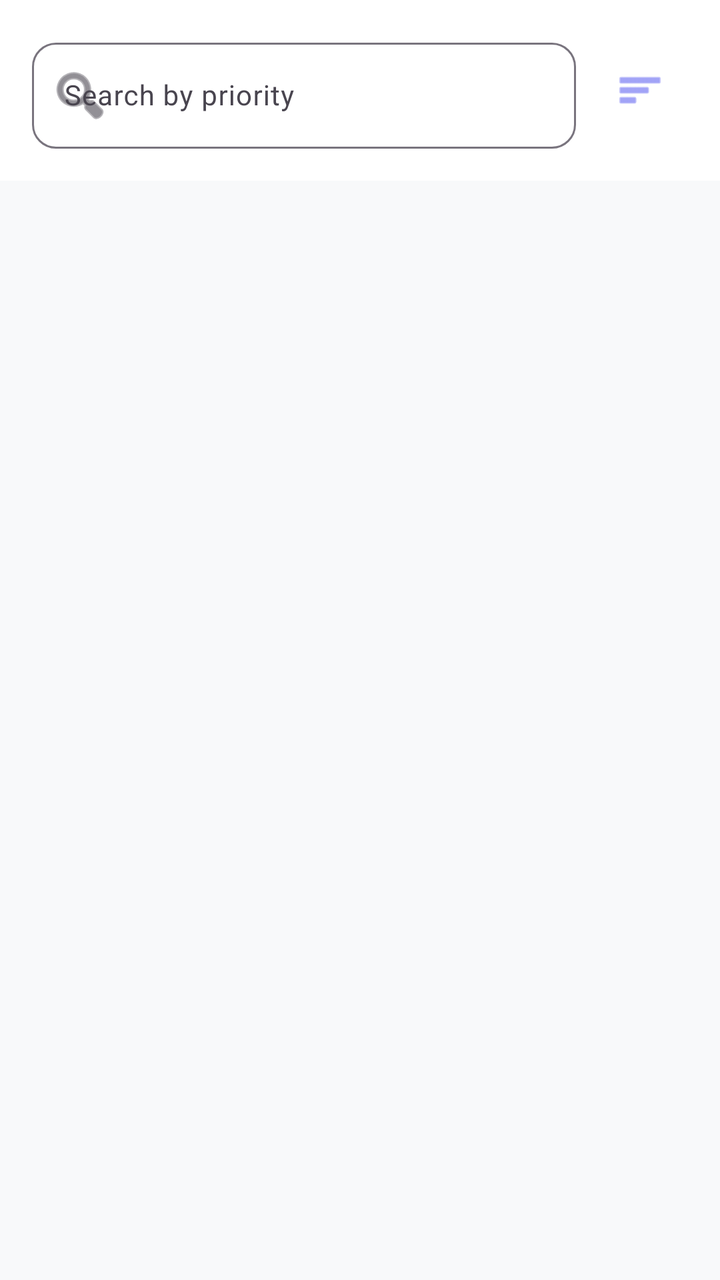
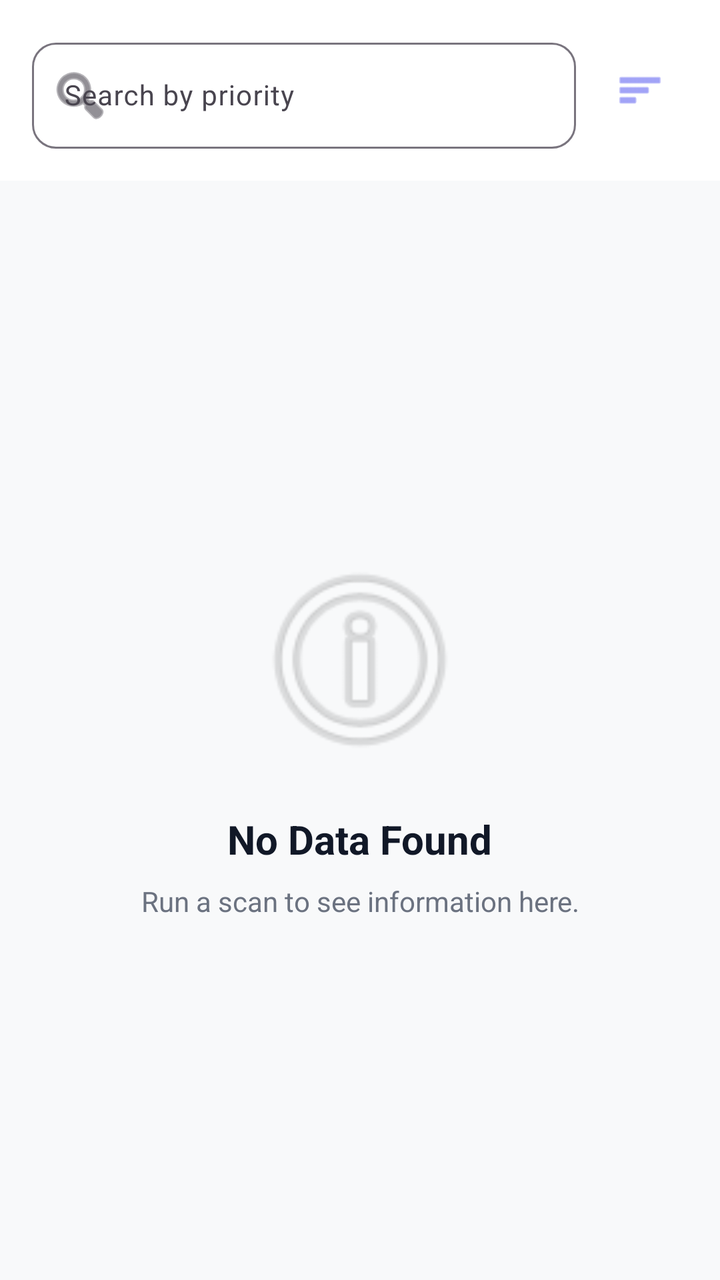

Before-and-after screenshots of an Android layout around one commit, followed by the original layout XML and the change that was made.
<!-- AndroidManifest.xml: application theme Theme.HealthChecker -->
<!-- res/layout/fragment_issues.xml -->
<?xml version="1.0" encoding="utf-8"?>
<LinearLayout xmlns:android="http://schemas.android.com/apk/res/android"
    android:layout_width="match_parent"
    android:layout_height="match_parent"
    android:orientation="vertical"
    android:background="@color/md_theme_light_background">

    
    <include layout="@layout/component_search_bar" />

    
    <androidx.recyclerview.widget.RecyclerView
        android:id="@+id/recyclerViewIssues"
        android:layout_width="match_parent"
        android:layout_height="match_parent"
        android:padding="8dp"/>
</LinearLayout>
<!-- res/layout/component_search_bar.xml (included above) -->
<?xml version="1.0" encoding="utf-8"?>
<LinearLayout xmlns:android="http://schemas.android.com/apk/res/android"
    xmlns:app="http://schemas.android.com/apk/res-auto"
    android:layout_width="match_parent"
    android:layout_height="wrap_content"
    android:orientation="horizontal"
    android:padding="16dp"
    android:gravity="center_vertical"
    android:background="@color/white">

    
    <com.google.android.material.textfield.TextInputLayout
        android:layout_width="0dp"
        android:layout_height="wrap_content"
        android:layout_weight="1"
        android:hint="Search by priority"
        app:startIconDrawable="@android:drawable/ic_menu_search"
        app:boxBackgroundMode="outline"
        app:boxCornerRadiusTopStart="12dp"
        app:boxCornerRadiusTopEnd="12dp"
        app:boxCornerRadiusBottomStart="12dp"
        app:boxCornerRadiusBottomEnd="12dp">

        <com.google.android.material.textfield.TextInputEditText
            android:id="@+id/searchInput"
            android:layout_width="match_parent"
            android:layout_height="wrap_content"
            android:inputType="text"
            android:textSize="14sp"/>
    </com.google.android.material.textfield.TextInputLayout>

    
    <ImageView
        android:id="@+id/btnFilter"
        android:layout_width="48dp"
        android:layout_height="48dp"
        android:src="@android:drawable/ic_menu_sort_by_size"
        android:background="?attr/selectableItemBackgroundBorderless"
        android:padding="12dp"
        android:tint="@color/premium_primary"
        android:layout_marginStart="8dp"
        android:contentDescription="Filter"/>
</LinearLayout>
<!-- resources referenced by this layout -->
<resources>
  <color name="md_theme_light_background">#F8F9FA</color>
  <color name="premium_primary">#6366F1</color>
  <color name="white">#FFFFFF</color>
  <style name="Theme.HealthChecker" parent="Theme.Material3.Light">
          <item name="colorPrimary">@color/md_theme_light_primary</item>
          <item name="colorOnPrimary">@color/md_theme_light_onPrimary</item>
          <item name="colorPrimaryContainer">@color/md_theme_light_primaryContainer</item>
          <item name="colorOnPrimaryContainer">@color/md_theme_light_onPrimaryContainer</item>
          <item name="colorSecondary">@color/md_theme_light_secondary</item>
          <item name="colorOnSecondary">@color/md_theme_light_onSecondary</item>
          <item name="colorSecondaryContainer">@color/md_theme_light_secondaryContainer</item>
          <item name="colorOnSecondaryContainer">@color/md_theme_light_onSecondaryContainer</item>
          <item name="colorTertiary">@color/md_theme_light_tertiary</item>
          <item name="colorOnTertiary">@color/md_theme_light_onTertiary</item>
          <item name="colorTertiaryContainer">@color/md_theme_light_tertiaryContainer</item>
          <item name="colorOnTertiaryContainer">@color/md_theme_light_onTertiaryContainer</item>
          <item name="colorError">@color/md_theme_light_error</item>
          <item name="colorOnError">@color/md_theme_light_onError</item>
          <item name="colorErrorContainer">@color/md_theme_light_errorContainer</item>
          <item name="colorOnErrorContainer">@color/md_theme_light_onErrorContainer</item>
          <item name="colorOutline">@color/md_theme_light_outline</item>
          <item name="android:colorBackground">@color/md_theme_light_background</item>
          <item name="colorOnBackground">@color/md_theme_light_onBackground</item>
          <item name="colorSurface">@color/md_theme_light_surface</item>
          <item name="colorOnSurface">@color/md_theme_light_onSurface</item>
          <item name="colorSurfaceVariant">@color/md_theme_light_surfaceVariant</item>
          <item name="colorOnSurfaceVariant">@color/md_theme_light_onSurfaceVariant</item>
      </style>
  <color name="md_theme_light_primary">#6750A4</color>
  <color name="md_theme_light_onPrimary">#FFFFFF</color>
  <color name="md_theme_light_primaryContainer">#EADDFF</color>
  <color name="md_theme_light_onPrimaryContainer">#21005D</color>
  <color name="md_theme_light_secondary">#625B71</color>
  <color name="md_theme_light_onSecondary">#FFFFFF</color>
  <color name="md_theme_light_secondaryContainer">#E8DEF8</color>
  <color name="md_theme_light_onSecondaryContainer">#1D192B</color>
  <color name="md_theme_light_tertiary">#7D5260</color>
  <color name="md_theme_light_onTertiary">#FFFFFF</color>
  <color name="md_theme_light_tertiaryContainer">#FFD8E4</color>
  <color name="md_theme_light_onTertiaryContainer">#31111D</color>
  <color name="md_theme_light_error">#B3261E</color>
  <color name="md_theme_light_onError">#FFFFFF</color>
  <color name="md_theme_light_errorContainer">#F9DEDC</color>
  <color name="md_theme_light_onErrorContainer">#410E0B</color>
  <color name="md_theme_light_outline">#79747E</color>
  <color name="md_theme_light_onBackground">#1F2937</color>
  <color name="md_theme_light_surface">#FFFBFE</color>
  <color name="md_theme_light_onSurface">#1C1B1F</color>
  <color name="md_theme_light_surfaceVariant">#E7E0EC</color>
  <color name="md_theme_light_onSurfaceVariant">#49454F</color>
</resources>

<!-- the commit's change to res/layout/fragment_issues.xml (unified diff, before → after) -->
@@ -13,7 +13,13 @@
         android:id="@+id/recyclerViewIssues"
         android:layout_width="match_parent"
         android:layout_height="match_parent"
+        android:visibility="gone"
         android:padding="8dp"/>
+
+    
+    <include
+        android:id="@+id/layoutEmptyState"
+        layout="@layout/component_empty_state" />
 </LinearLayout>
 <!-- res/layout/component_search_bar.xml (included above) -->
 <?xml version="1.0" encoding="utf-8"?>
@@ -59,3 +65,39 @@
         android:layout_marginStart="8dp"
         android:contentDescription="Filter"/>
 </LinearLayout>
+<!-- res/layout/component_empty_state.xml (included above) -->
+<?xml version="1.0" encoding="utf-8"?>
+<LinearLayout xmlns:android="http://schemas.android.com/apk/res/android"
+    android:layout_width="match_parent"
+    android:layout_height="match_parent"
+    android:gravity="center"
+    android:orientation="vertical"
+    android:padding="32dp">
+
+    <ImageView
+        android:id="@+id/ivEmptyIcon"
+        android:layout_width="120dp"
+        android:layout_height="120dp"
+        android:alpha="0.3"
+        android:src="@android:drawable/ic_menu_info_details"
+        android:layout_marginBottom="16dp"/>
+
+    <TextView
+        android:id="@+id/tvEmptyTitle"
+        android:layout_width="wrap_content"
+        android:layout_height="wrap_content"
+        android:text="No Data Found"
+        android:textSize="20sp"
+        android:textStyle="bold"
+        android:textColor="@color/text_premium_primary"
+        android:layout_marginBottom="8dp"/>
+
+    <TextView
+        android:id="@+id/tvEmptyMessage"
+        android:layout_width="wrap_content"
+        android:layout_height="wrap_content"
+        android:text="Run a scan to see information here."
+        android:textSize="14sp"
+        android:textAlignment="center"
+        android:textColor="@color/text_premium_secondary"/>
+</LinearLayout>
<!-- resource entries referenced after the edit -->
@@ -2,6 +2,8 @@
 <resources>
   <color name="md_theme_light_background">#F8F9FA</color>
   <color name="premium_primary">#6366F1</color>
+  <color name="text_premium_primary">#111827</color>
+  <color name="text_premium_secondary">#6B7280</color>
   <color name="white">#FFFFFF</color>
   <style name="Theme.HealthChecker" parent="Theme.Material3.Light">
           <item name="colorPrimary">@color/md_theme_light_primary</item>
